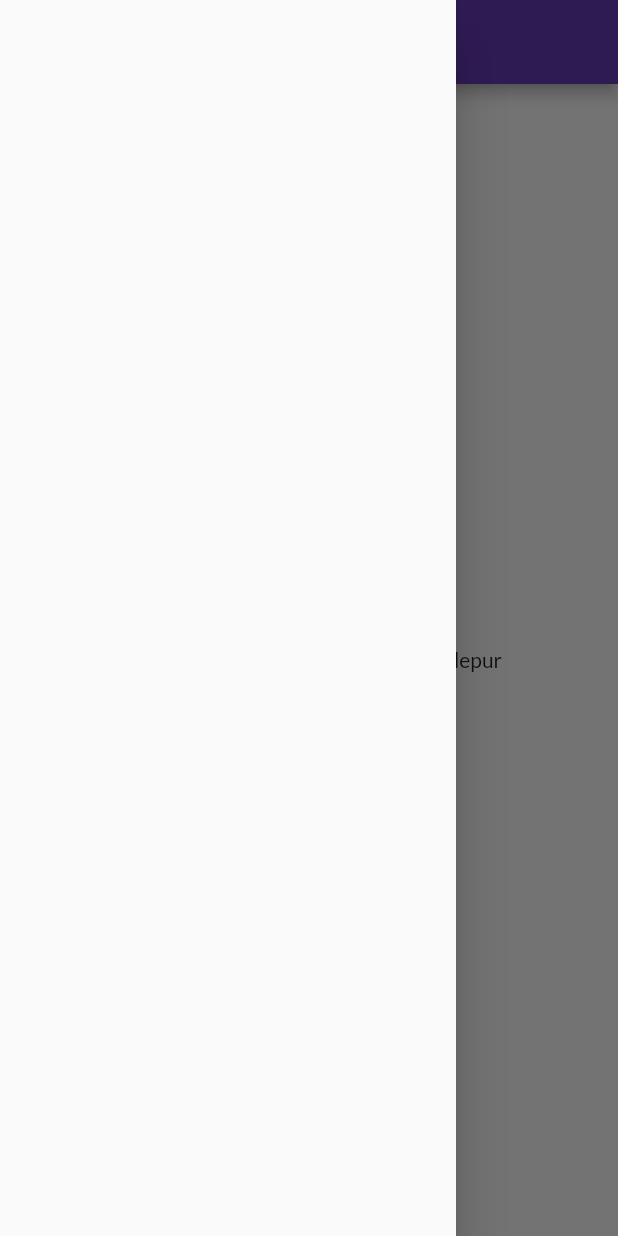
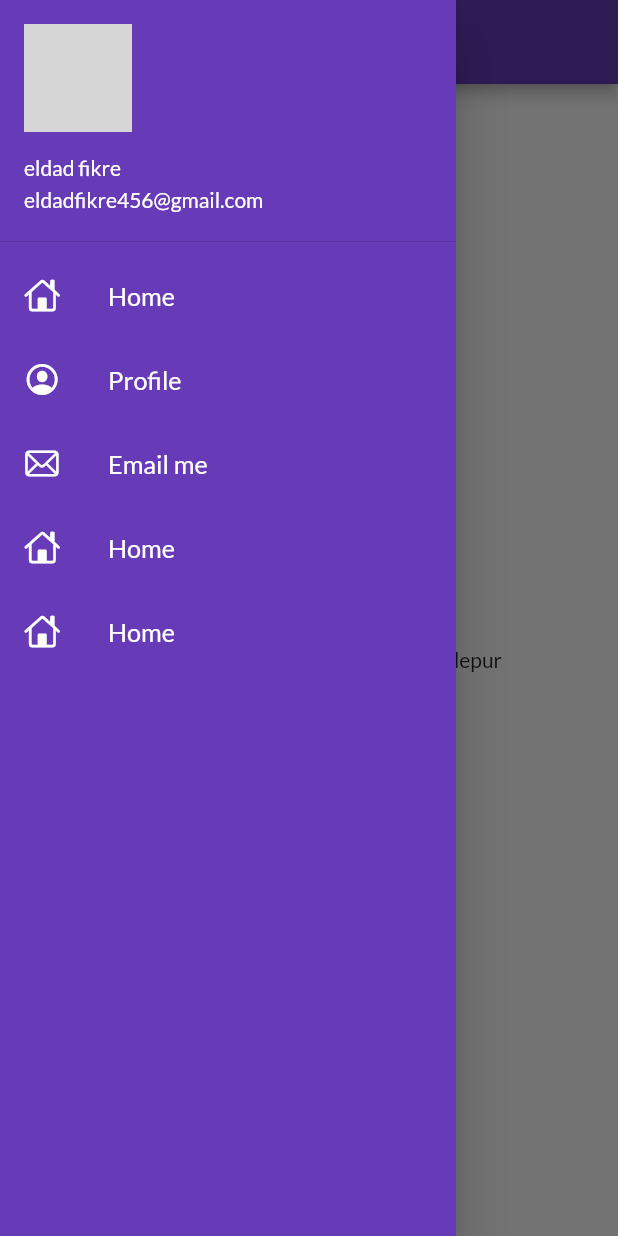
Before and after one commit to eldadstar/shopping-flutter, a Flutter app: the HomePage screen opened by its route, with the side drawer open, on a phone screen of 412 x 824 dp. Run offline on Flutter 3.47's test engine with Material 2 defaults, Android fonts, the phone set to English and light mode, and no system bars; our stand-ins replace google_fonts; network calls fail; grey boxes are pictures that could not be loaded.

Commit message:
day 9 completed

```diff
--- a/lib/main.dart
+++ b/lib/main.dart
@@ -19,6 +19,7 @@ class MyApp extends StatelessWidget {
         primarySwatch: Colors.deepPurple,
         fontFamily: GoogleFonts.lato().fontFamily,
       ),
+      debugShowCheckedModeBanner: false,
       darkTheme: ThemeData(
         brightness: Brightness.dark,
         primarySwatch: Colors.green,
--- a/lib/pages/home_page.dart
+++ b/lib/pages/home_page.dart
@@ -1,4 +1,5 @@
 import 'package:flutter/material.dart';
+import 'package:shopping/widgets/drawer.dart';
 
 class HomePage extends StatelessWidget {
   final int days = 30;
@@ -15,7 +16,7 @@ class HomePage extends StatelessWidget {
           child: Text("Welcome to $days days of flutter by  $name"),
         ),
       ),
-      drawer: Drawer(),
+      drawer: MyDrawer(),
     );
   }
 }
--- /dev/null
+++ b/lib/widgets/drawer.dart
@@ -0,0 +1,91 @@
+import 'package:flutter/cupertino.dart';
+import 'package:flutter/material.dart';
+
+class MyDrawer extends StatelessWidget {
+  final imageUrl =
+      "https://www.learnreligions.com/thmb/fYKu1meMfGEFkqj8HaLO0su0Ee8=/1500x844/smart/filters:no_upscale()/JesusChristGettyImages-600166818-5a4e7131eb4d520037d96847.jpg";
+  @override
+  Widget build(BuildContext context) {
+    return Drawer(
+      child: Container(
+        color: Colors.deepPurple,
+        child: ListView(
+          padding: EdgeInsets.zero,
+          children: [
+            DrawerHeader(
+              padding: EdgeInsets.zero,
+              child: UserAccountsDrawerHeader(
+                margin: EdgeInsets.zero,
+                accountName: Text("eldad fikre"),
+                accountEmail: Text("eldadfikre456@gmail.com"),
+                currentAccountPicture: CircleAvatar(
+                  backgroundImage: NetworkImage(imageUrl),
+                ),
+              ),
+            ),
+            ListTile(
+                leading: Icon(
+                  CupertinoIcons.home,
+                  color: Colors.white,
+                ),
+                title: Text(
+                  "Home",
+                  textScaleFactor: 1.2,
+                  style: TextStyle(
+                    color: Colors.white,
+                  ),
+                )),
+            ListTile(
+                leading: Icon(
+                  CupertinoIcons.profile_circled,
+                  color: Colors.white,
+                ),
+                title: Text(
+                  "Profile",
+                  textScaleFactor: 1.2,
+                  style: TextStyle(
+                    color: Colors.white,
+                  ),
+                )),
+            ListTile(
+                leading: Icon(
+                  CupertinoIcons.mail,
+                  color: Colors.white,
+                ),
+                title: Text(
+                  "Email me",
+                  textScaleFactor: 1.2,
+                  style: TextStyle(
+                    color: Colors.white,
+                  ),
+                )),
+            ListTile(
+                leading: Icon(
+                  CupertinoIcons.home,
+                  color: Colors.white,
+                ),
+                title: Text(
+                  "Home",
+                  textScaleFactor: 1.2,
+                  style: TextStyle(
+                    color: Colors.white,
+                  ),
+                )),
+            ListTile(
+                leading: Icon(
+                  CupertinoIcons.home,
+                  color: Colors.white,
+                ),
+                title: Text(
+                  "Home",
+                  textScaleFactor: 1.2,
+                  style: TextStyle(
+                    color: Colors.white,
+                  ),
+                ))
+          ],
+        ),
+      ),
+    );
+  }
+}
```
Also changed, not shown: assets/images/hey.png (added).
